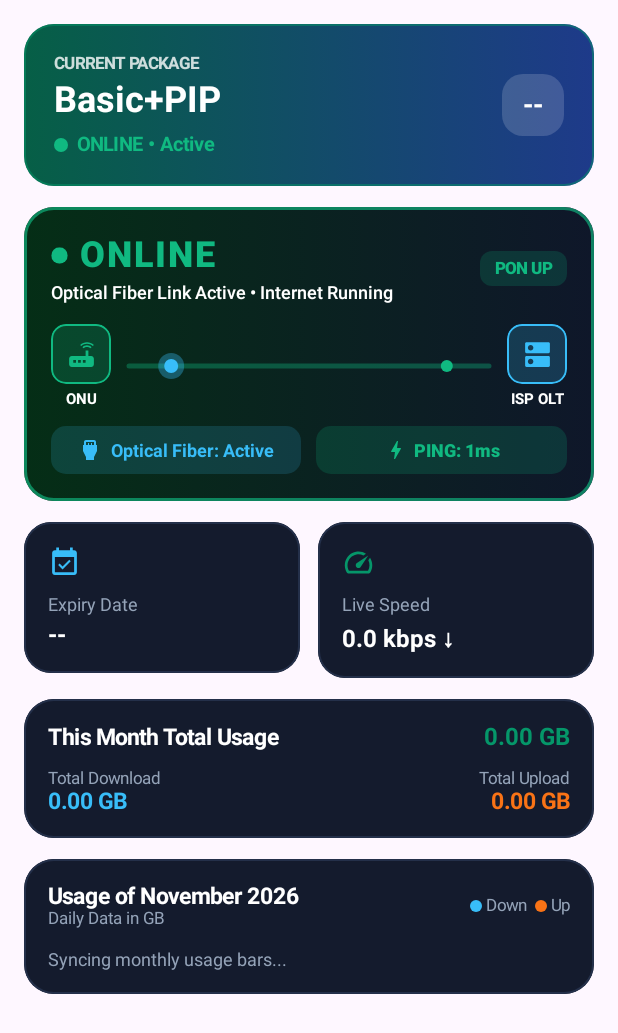
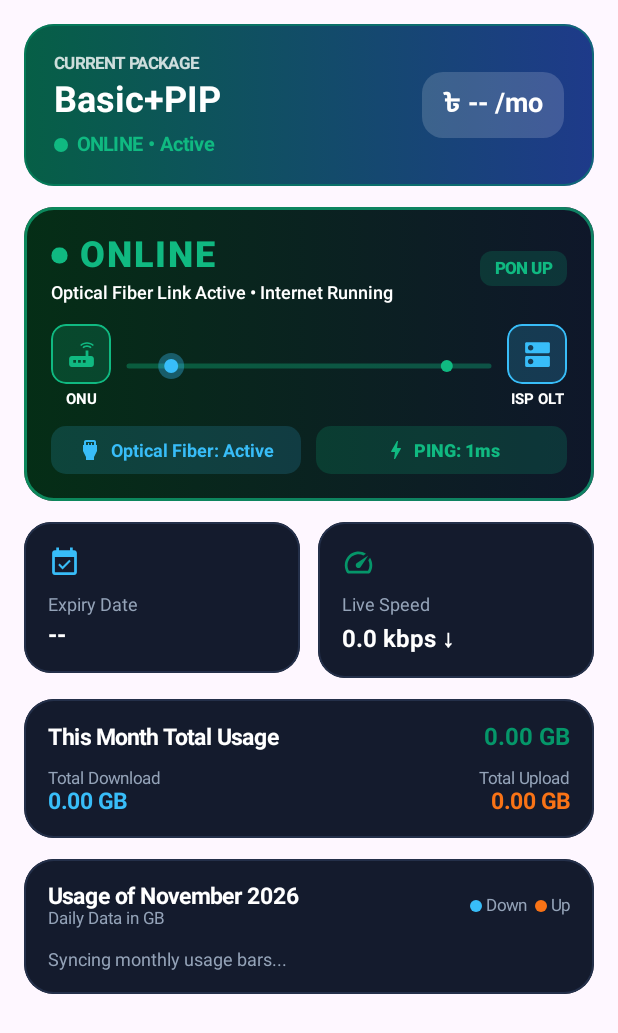
Before and after one commit to mamavhuk1-bit/plusnet, an Android app built with Jetpack Compose: the composable DashboardTab called with sample values from the repository, on a phone screen of 412 x 824 dp. Shown: the top 1033 px of the screen. Run offline under Robolectric (Android 15) with nearby library versions, the phone set to English and light mode, and no system bars.

Commit message:
v3.9: Show currency symbol and /mo on plan rate badge

```diff
--- a/app/src/main/java/com/plusnet/care/MainActivity.kt
+++ b/app/src/main/java/com/plusnet/care/MainActivity.kt
@@ -1979,7 +1979,7 @@ fun DashboardTab(data: PlusnetState, theme: AppThemeConfig) {
                         }
                     }
                     Surface(color = Color.White.copy(alpha = 0.16f), shape = RoundedCornerShape(14.dp)) {
-                        Text(data.planRate, color = Color.White, fontWeight = FontWeight.Bold, fontSize = 18.sp, modifier = Modifier.padding(horizontal = 14.dp, vertical = 10.dp))
+                        Text("৳ ${data.planRate.replace("৳", "").trim()} /mo", color = Color.White, fontWeight = FontWeight.Bold, fontSize = 18.sp, modifier = Modifier.padding(horizontal = 14.dp, vertical = 10.dp))
                     }
                 }
             }
```
